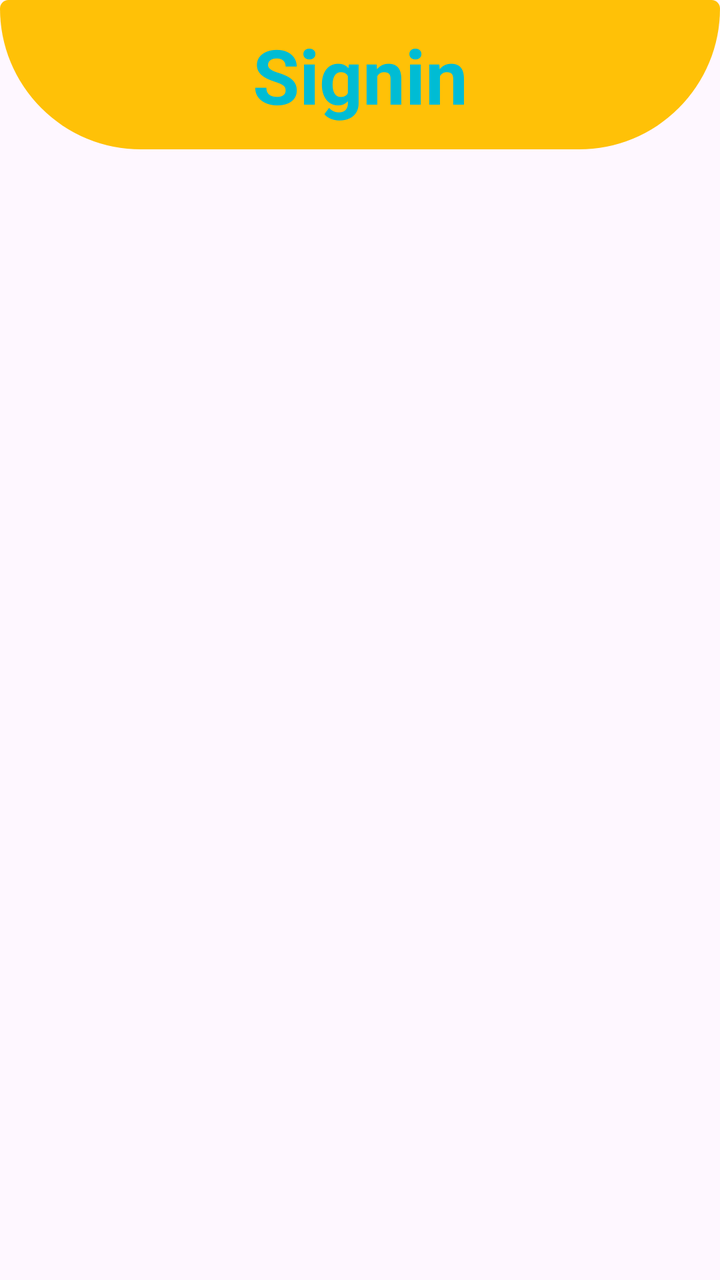
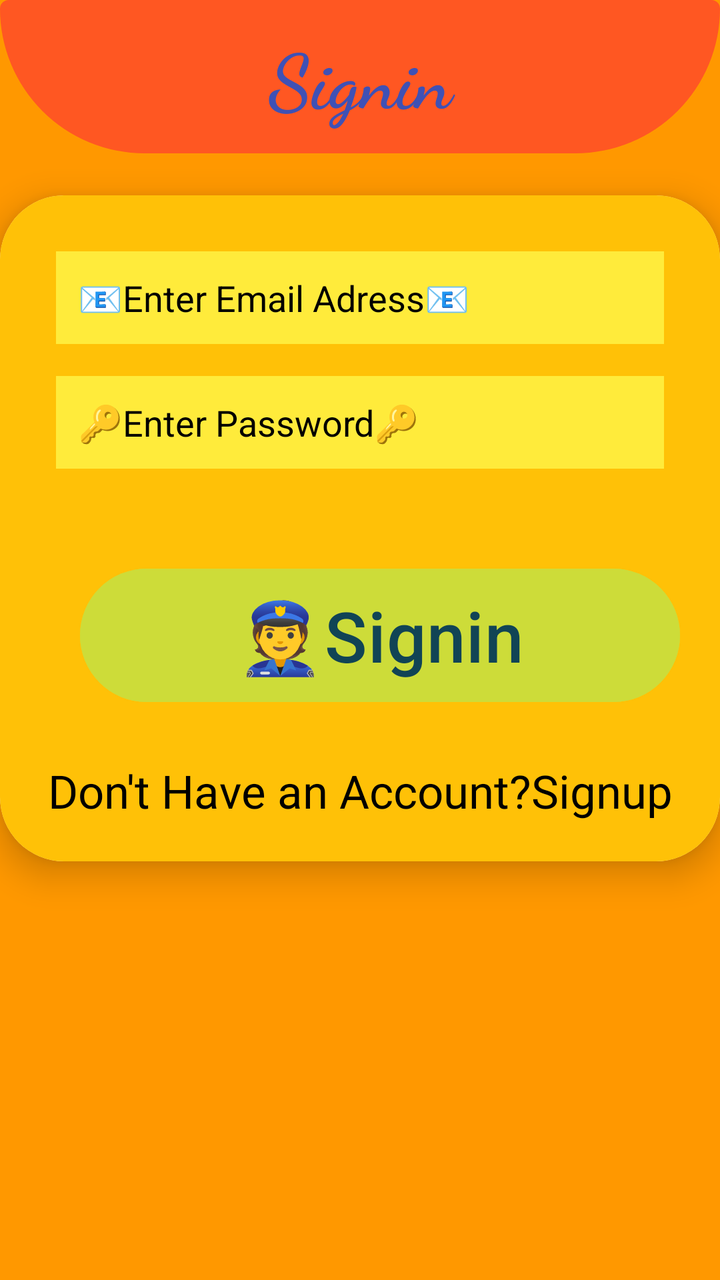

Compare the two renders of this Android layout. The source of the first and the diff that turns it into the second are given below.
<!-- AndroidManifest.xml: application theme Theme.Sokogarden -->
<!-- res/layout/activity_signin.xml -->
<?xml version="1.0" encoding="utf-8"?>
<LinearLayout
    xmlns:android="http://schemas.android.com/apk/res/android"
    xmlns:app="http://schemas.android.com/apk/res-auto"
    xmlns:tools="http://schemas.android.com/tools"
    android:id="@+id/main"
    android:layout_width="match_parent"
    android:layout_height="match_parent"
    android:orientation="vertical"
    tools:context=".Signin">

    <TextView
        android:layout_width="match_parent"
        android:layout_height="wrap_content"
        android:text="Signin"
        android:textSize="38sp"
        android:textAlignment="center"
        android:textStyle="bold"
        android:textColor="#00BCD4"
        android:background="@drawable/shape"
        android:padding="12dp"/>

</LinearLayout>
<!-- resources referenced by this layout -->
<resources>
  <!-- drawable shape (drawable) -->
  <?xml version="1.0" encoding="utf-8"?>
  <shape xmlns:android="http://schemas.android.com/apk/res/android">
      <solid
          android:color="#FFC107"/>
      <corners
          android:bottomLeftRadius="500dp"
          android:bottomRightRadius="500dp"
          android:radius="30dp"
  
          />
  </shape>
  <style name="Theme.Sokogarden" parent="Base.Theme.Sokogarden" />
  <style name="Base.Theme.Sokogarden" parent="Theme.Material3.DayNight.NoActionBar">
          
          
      </style>
</resources>

<!-- the commit's change to res/layout/activity_signin.xml (unified diff, before → after) -->
@@ -7,6 +7,7 @@
     android:layout_width="match_parent"
     android:layout_height="match_parent"
     android:orientation="vertical"
+    android:background="#FF9800"
     tools:context=".Signin">
 
     <TextView
@@ -16,8 +17,79 @@
         android:textSize="38sp"
         android:textAlignment="center"
         android:textStyle="bold"
-        android:textColor="#00BCD4"
+        android:textColor="#3F51B5"
         android:background="@drawable/shape"
-        android:padding="12dp"/>
+        android:padding="12dp"
+        android:layout_marginBottom="21dp"
+        android:fontFamily="cursive"/>
+    <androidx.cardview.widget.CardView
+        android:layout_width="match_parent"
+        android:layout_height="wrap_content"
+        app:cardCornerRadius="32dp"
+        app:cardElevation="10dp"
+        android:padding="10dp">
+
+        <LinearLayout
+            android:layout_width="match_parent"
+            android:layout_height="match_parent"
+            android:orientation="vertical"
+            android:background="#FFC107"
+
+            android:padding="20dp">
+            <EditText
+                android:layout_width="match_parent"
+                android:layout_height="wrap_content"
+                android:hint="📧Enter Email Adress📧"
+                android:textColorHint="#000"
+                android:id="@+id/email"
+                android:textColor="#E91E63"
+                android:layout_margin="8dp"
+                android:background="#FFEB3B"
+                android:padding="11dp"/>
+            <EditText
+                android:layout_width="match_parent"
+                android:layout_height="wrap_content"
+                android:hint="🔑Enter Password🔑"
+                android:textColorHint="#000"
+                android:id="@+id/password"
+                android:textColor="#000"
+                android:layout_margin="8dp"
+                android:background="#FFEB3B"
+                android:padding="11dp"/>
+
+
+            <Button
+                android:layout_width="match_parent"
+                android:layout_height="wrap_content"
+                android:text="👮Signin"
+                android:textSize="35dp"
+                android:padding="10dp"
+                android:layout_marginLeft="20sp"
+                android:layout_marginTop="38dp"
+                android:textColor="#145"
+                android:backgroundTint="#CDDC39"
+                android:id="@+id/signinBtn"/>
+
+            <TextView
+                android:layout_width="match_parent"
+                android:layout_height="wrap_content"
+                android:text="Don't Have an Account?Signup"
+                android:textAlignment="center"
+                android:textSize="23dp"
+                android:layout_marginTop="25sp"
+                android:textColor="#000"
+                android:id="@+id/signuptxt"/>
+
+
+
+
+
+
+
+        </LinearLayout>
+
+    </androidx.cardview.widget.CardView>
+
+
 
 </LinearLayout>
<!-- resource entries referenced after the edit -->
@@ -4,7 +4,7 @@
   <?xml version="1.0" encoding="utf-8"?>
   <shape xmlns:android="http://schemas.android.com/apk/res/android">
       <solid
-          android:color="#FFC107"/>
+          android:color="#FF5722"/>
       <corners
           android:bottomLeftRadius="500dp"
           android:bottomRightRadius="500dp"
